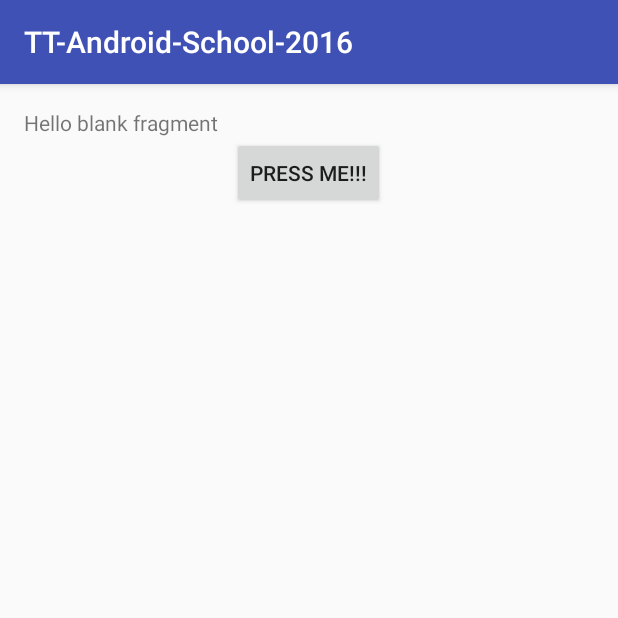
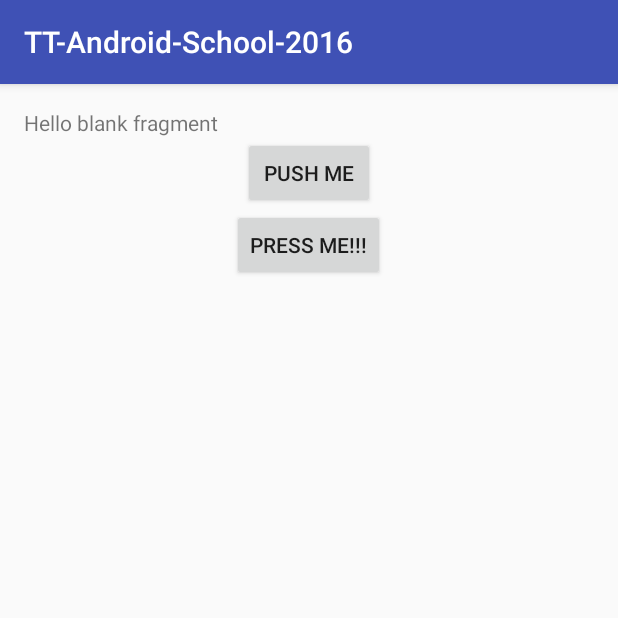
Before and after one commit to Pasenchuk/TT-Android-School-2016, an Android app: the screen it shows after launch (MainActivity), on a phone screen of 412 x 824 dp, the top half of it. Run offline under Robolectric (Android 15) with nearby library versions, the phone set to English and light mode, and no system bars; our stand-ins replace ButterKnife.

Commit message:
Добавим ещё одну кнопку, дадим кнопкам нормальные имена.

```diff
--- a/app/src/main/java/com/ucsoftworks/tt_android_school_2016/MainFragment.java
+++ b/app/src/main/java/com/ucsoftworks/tt_android_school_2016/MainFragment.java
@@ -19,7 +19,7 @@ import butterknife.OnClick;
 public class MainFragment extends Fragment {
 
 
-    @Bind(R.id.label)
+    @Bind(R.id.info_label)
     TextView label;
 
     int counter = 0;
@@ -44,7 +44,7 @@ public class MainFragment extends Fragment {
         ButterKnife.unbind(this);
     }
 
-    @OnClick(R.id.button)
+    @OnClick(R.id.push_me_button)
     public void onButtonClick() {
         counter++;
         label.setText(String.valueOf(counter));
--- a/app/src/main/res/layout/fragment_main.xml
+++ b/app/src/main/res/layout/fragment_main.xml
@@ -7,7 +7,7 @@
     <!--Заменяем FrameLayout на Linear, так как он автоматически-->
     <!--выстраивает элементы интерфейса один за другим-->
     <TextView
-        android:id="@+id/label"
+        android:id="@+id/info_label"
         android:layout_width="match_parent"
         android:layout_height="wrap_content"
         android:text="@string/hello_blank_fragment" />
@@ -15,10 +15,18 @@
     <!--поле не занимало всю высоту экрана-->
 
     <Button
-        android:id="@+id/button"
+        android:id="@+id/push_me_button"
+        android:layout_width="wrap_content"
+        android:layout_height="wrap_content"
+        android:layout_gravity="center"
+        android:text="@string/push_me" />
+
+    <Button
+        android:id="@+id/press_me_button"
         android:layout_width="wrap_content"
         android:layout_height="wrap_content"
         android:layout_gravity="center"
         android:text="@string/press_me" />
 
+
 </LinearLayout>
--- a/app/src/main/res/values/strings.xml
+++ b/app/src/main/res/values/strings.xml
@@ -4,4 +4,5 @@
     <!-- TODO: Remove or change this placeholder text -->
     <string name="hello_blank_fragment">Hello blank fragment</string>
     <string name="press_me">Press Me!!!</string>
+    <string name="push_me">Push Me</string>
 </resources>
```
